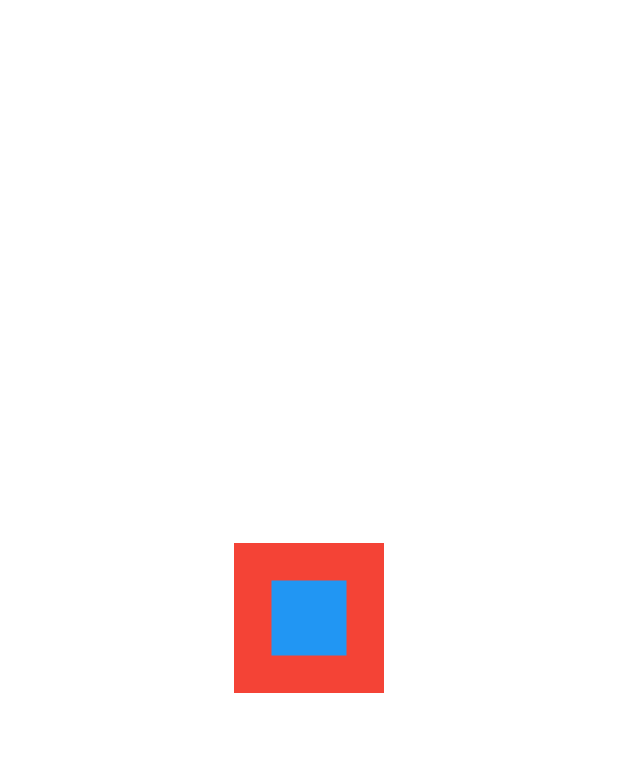
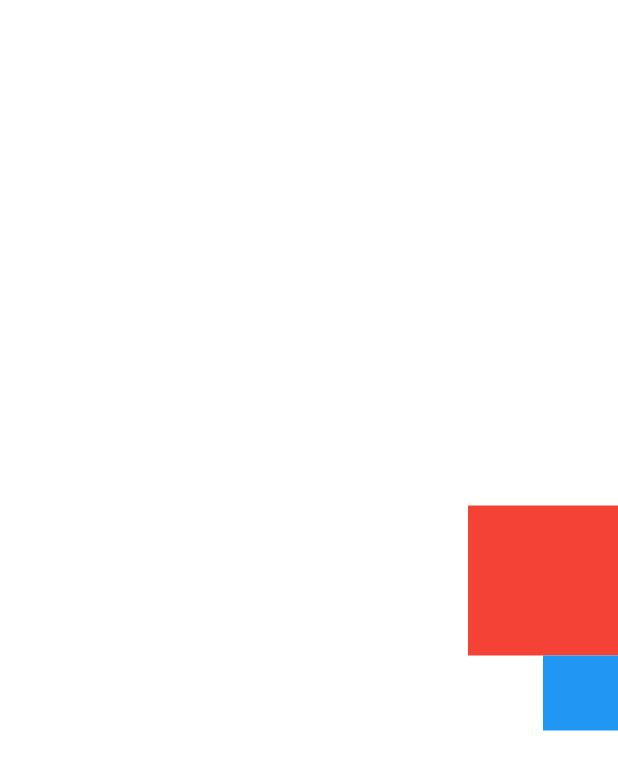
Before and after one commit to Th-Guasti/flutter_wigets_stateless_stateful_imagens_animacoes, a Flutter app: the screen it shows after launch, on a phone screen of 412 x 824 dp. Shown: the top 770 px of the screen. Run offline on Flutter 3.47's test engine with Material 3 defaults, Android fonts, the light colour scheme and no system bars.

Commit message:
explicação Column, mainAxisAlignment, crossAxisAlignment

```diff
--- a/lib/main.dart
+++ b/lib/main.dart
@@ -15,7 +15,10 @@ class MyApp extends StatelessWidget {
         colorScheme: ColorScheme.fromSeed(seedColor: Colors.deepPurple),
         useMaterial3: true,
       ),
-      home: Stack(alignment: AlignmentDirectional.center, children: [
+      home: Column(
+        mainAxisAlignment: MainAxisAlignment.center,
+        crossAxisAlignment: CrossAxisAlignment.end,
+        children: [
         Container(
           color: Colors.red,
           width: 100,
```
